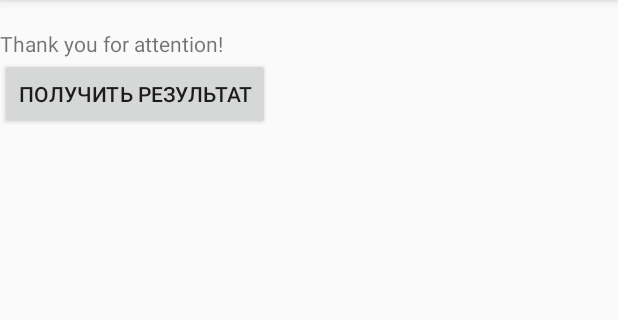
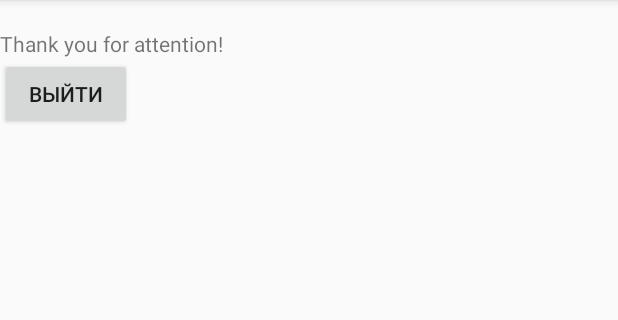
Before and after one commit to kazakovaNet/TretyakovGalleryQuiz, an Android app: the fragment ResultFragment placed in its activity, on a phone screen of 412 x 824 dp, the part 60-380 px from its top. Run offline under Robolectric (Android 15) with nearby library versions, the phone set to English and light mode, and no system bars.

Commit message:
Logic for displaying results

```diff
--- a/app/src/main/java/com/example/android/tretyakovgalleryquiz/MainActivity.java
+++ b/app/src/main/java/com/example/android/tretyakovgalleryquiz/MainActivity.java
@@ -5,10 +5,12 @@ import android.app.FragmentTransaction;
 import android.content.DialogInterface;
 import android.os.Bundle;
 import android.support.v7.app.AppCompatActivity;
+import android.util.Log;
 import android.view.WindowManager;
 import android.widget.Button;
 
 public class MainActivity extends AppCompatActivity implements QuestionFragment.onQuestionFragmentInteractionListener, IntroductionFragment.onIntroductionFragmentInteractionListener, ResultFragment.OnResultFragmentInteractionListener {
+    private static final String TAG = "MainActivity";
     private int mCurrentStep = 0;
     private String mName;
     private String mEmail;
@@ -162,10 +164,11 @@ public class MainActivity extends AppCompatActivity implements QuestionFragment.
     public void onResultFragmentInteraction(String email) {
         this.mEmail = email;
 
-        if (!mEmail.equals("")) {
-            // TODO
-        }
+        Log.d(TAG, email);
+    }
 
+    @Override
+    public void onExitButtonClicked() {
         finish();
     }
 
--- a/app/src/main/java/com/example/android/tretyakovgalleryquiz/ResultFragment.java
+++ b/app/src/main/java/com/example/android/tretyakovgalleryquiz/ResultFragment.java
@@ -1,8 +1,10 @@
 package com.example.android.tretyakovgalleryquiz;
 
 import android.app.Activity;
+import android.app.AlertDialog;
 import android.app.Fragment;
 import android.content.Context;
+import android.content.DialogInterface;
 import android.os.Bundle;
 import android.util.Log;
 import android.view.LayoutInflater;
@@ -22,11 +24,13 @@ import android.widget.Toast;
  * to handle interaction events.
  */
 public class ResultFragment extends Fragment {
+    private final String ON_SCREEN = "onScreen";
+    private final String ON_EMAIL = "onEmail";
     private TextView mShowResultTextView;
     private EditText mEmailEditText;
     private RadioGroup mShowResultRadioGroup;
     private Button mResultButton;
-    private boolean mOnScreen = true;
+    private String mTypeResultShow = ON_SCREEN;
     private boolean isScoring;
     private String mEmail;
     private String TAG = "ResultFragment";
@@ -35,6 +39,7 @@ public class ResultFragment extends Fragment {
     private String mName;
     private TextView mNameTextView;
     private TextView mResultTextView;
+    private Button mExitButton;
 
     public ResultFragment() {
         // Required empty public constructor
@@ -74,15 +79,17 @@ public class ResultFragment extends Fragment {
             public void onCheckedChanged(RadioGroup group, int checkedId) {
                 switch (checkedId) {
                     case R.id.on_screen_radio_button:
-                        // Отображение текста с результатом викторины
-                        mResultTextView.setVisibility(View.VISIBLE);
+                        // Флаг отображения на экране
+                        mTypeResultShow = ON_SCREEN;
+
                         // Скрытие поля для ввода e-mail
                         mEmailEditText.setVisibility(View.GONE);
 
                         break;
                     case R.id.on_email_radio_button:
-                        // Скрытие текста с результатом викторины
-                        mResultTextView.setVisibility(View.GONE);
+                        // Флаг отправки на почту
+                        mTypeResultShow = ON_EMAIL;
+
                         // Отображение поля для ввода e-mail
                         mEmailEditText.setVisibility(View.VISIBLE);
 
@@ -93,18 +100,19 @@ public class ResultFragment extends Fragment {
         mShowResultRadioGroup.clearCheck();
 
         mResultButton = view.findViewById(R.id.result_button);
+        // Если выставлен чекбокс подсчета очков, отображается кнопка отображения результатов
+        if (isScoring) {
+            mResultButton.setVisibility(View.VISIBLE);
+        }
         mResultButton.setOnClickListener(new View.OnClickListener() {
             @Override
             public void onClick(View v) {
-                // Получение выбранного варианта отображения результатов
-                int checkedRadioButtonId = mShowResultRadioGroup.getCheckedRadioButtonId();
-
-                if (checkedRadioButtonId == R.id.on_screen_radio_button){
+                switch (mTypeResultShow) {
+                    case ON_SCREEN:
                         // Отображение текста с результатом викторины
-                    mResultTextView.setVisibility(View.VISIBLE);
-                }
-
-                if (mEmailEditText.getVisibility() == View.VISIBLE) {
+                        showResultAlert();
+                        break;
+                    case ON_EMAIL:
                         // Сохранение введенного адреса электронной почты,
                         // если выбран вариант отправки результата на почту
                         mEmail = String.valueOf(mEmailEditText.getText());
@@ -114,36 +122,46 @@ public class ResultFragment extends Fragment {
                             Toast.makeText(mParentContext, "Укажите адрес электронной почты", Toast.LENGTH_SHORT).show();
                             return;
                         }
-                } else {
-                    mEmail = "";
-                }
 
                         // Сообщить слушателю о действиях пользователя
                         if (mListener != null) {
                             mListener.onResultFragmentInteraction(mEmail);
                         }
+                        break;
+                }
             }
         });
 
-        // Скрытие / отображение блока способа отображения результатов
+        mExitButton = view.findViewById(R.id.exit_button);
+        // Если не выставлен чекбокс подсчета очков, отображается кнопка выхода
+        if (!isScoring) {
+            mExitButton.setVisibility(View.VISIBLE);
+        }
+        mExitButton.setOnClickListener(new View.OnClickListener() {
+            @Override
+            public void onClick(View v) {
+                // Сообщить слушателю о действиях пользователя
+                if (mListener != null) {
+                    mListener.onExitButtonClicked();
+                }
+            }
+        });
+
+        // Скрытие / отображение блока способа отображения результатов и кнопки выхода
         // в зависимости от установленного checkbox на приветственном экране
-        int visible;
         if (isScoring) {
-            visible = View.VISIBLE;
+            mShowResultTextView.setVisibility(View.VISIBLE);
+            mShowResultRadioGroup.setVisibility(View.VISIBLE);
         } else {
-            visible = View.GONE;
+            mShowResultTextView.setVisibility(View.GONE);
+            mShowResultRadioGroup.setVisibility(View.GONE);
+            mExitButton.setVisibility(View.VISIBLE);
         }
-
-        mShowResultTextView.setVisibility(visible);
-        mShowResultRadioGroup.setVisibility(visible);
     }
 
     public void setResultData(String name, boolean isScoring) {
         this.isScoring = isScoring;
         this.mName = name;
-
-        Log.d(TAG, String.valueOf(isScoring));
-        Log.d(TAG, name);
     }
 
     @Override
@@ -166,6 +184,29 @@ public class ResultFragment extends Fragment {
         mListener = null;
     }
 
+    private void showResultAlert() {
+        final AlertDialog.Builder builder = new AlertDialog.Builder(mParentContext);
+
+        builder.setTitle("Ваш результат")
+                .setMessage("You answered 5 questions out of 10")
+                .setIcon(R.drawable.right_icon)
+                .setCancelable(false)
+                .setNegativeButton("Выход", new DialogInterface.OnClickListener() {
+                    @Override
+                    public void onClick(DialogInterface dialog, int which) {
+                        dialog.cancel();
+
+                        // Завершить работу приложения
+                        if (mListener != null) {
+                            mListener.onExitButtonClicked();
+                        }
+                    }
+                });
+
+        AlertDialog alertDialog = builder.create();
+        alertDialog.show();
+    }
+
     /**
      * This interface must be implemented by activities that contain this
      * fragment to allow an interaction in this fragment to be communicated
@@ -179,5 +220,7 @@ public class ResultFragment extends Fragment {
     public interface OnResultFragmentInteractionListener {
         // TODO: Update argument type and name
         void onResultFragmentInteraction(String email);
+
+        void onExitButtonClicked();
     }
 }
--- a/app/src/main/res/layout/fragment_result.xml
+++ b/app/src/main/res/layout/fragment_result.xml
@@ -15,14 +15,6 @@
         android:layout_width="wrap_content"
         android:layout_height="wrap_content"
         android:text="@string/thank_you_for_attention" />
-
-    <TextView
-        android:id="@+id/result_on_screen_text_view"
-        android:layout_width="wrap_content"
-        android:layout_height="wrap_content"
-        android:visibility="gone"
-        android:text="@string/results_on_screen"
-        tools:visibility="visible" />
 
     <TextView
         android:id="@+id/show_result_text_view"
@@ -65,5 +57,23 @@
         android:id="@+id/result_button"
         android:layout_width="wrap_content"
         android:layout_height="wrap_content"
-        android:text="Получить результат" />
+        android:text="Получить результат"
+        android:visibility="gone"
+        tools:visibility="visible" />
+
+    <Button
+        android:id="@+id/exit_button"
+        android:layout_width="wrap_content"
+        android:layout_height="wrap_content"
+        android:text="Выйти"
+        android:visibility="gone"
+        tools:visibility="visible" />
+
+    <TextView
+        android:id="@+id/result_on_screen_text_view"
+        android:layout_width="wrap_content"
+        android:layout_height="wrap_content"
+        android:text="@string/results_on_screen"
+        android:visibility="gone"
+        tools:visibility="visible" />
 </LinearLayout>
```
Lines whose indentation alone changed are shown as unchanged.
